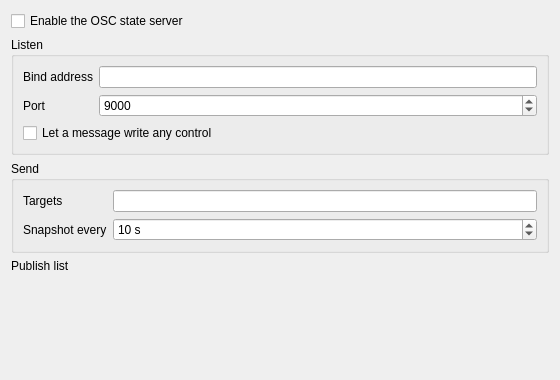
Qt form src/preferences/dialog/dlgprefoscdlg.ui (ThreeHats/mixxx) before a commit.
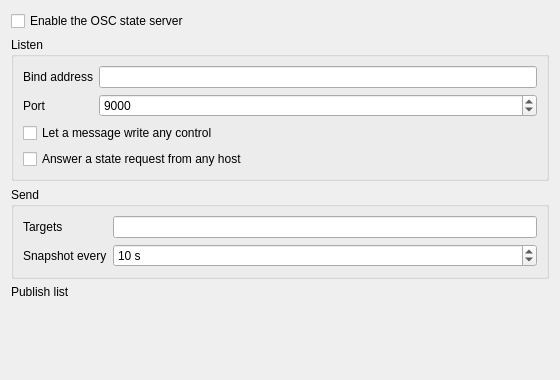
The same form after that commit.

Patch:
```diff
--- a/src/preferences/dialog/dlgprefoscdlg.ui
+++ b/src/preferences/dialog/dlgprefoscdlg.ui
@@ -61,6 +61,16 @@
         </property>
        </widget>
       </item>
+      <item row="3" column="0" colspan="2">
+       <widget class="QCheckBox" name="CheckBoxAllowAnyHost">
+        <property name="text">
+         <string>Answer a state request from any host</string>
+        </property>
+        <property name="toolTip">
+         <string>Without this, only this computer and the targets can ask for the state.</string>
+        </property>
+       </widget>
+      </item>
       <item row="2" column="0" colspan="2">
        <widget class="QCheckBox" name="CheckBoxAllowAll">
         <property name="text">
```
